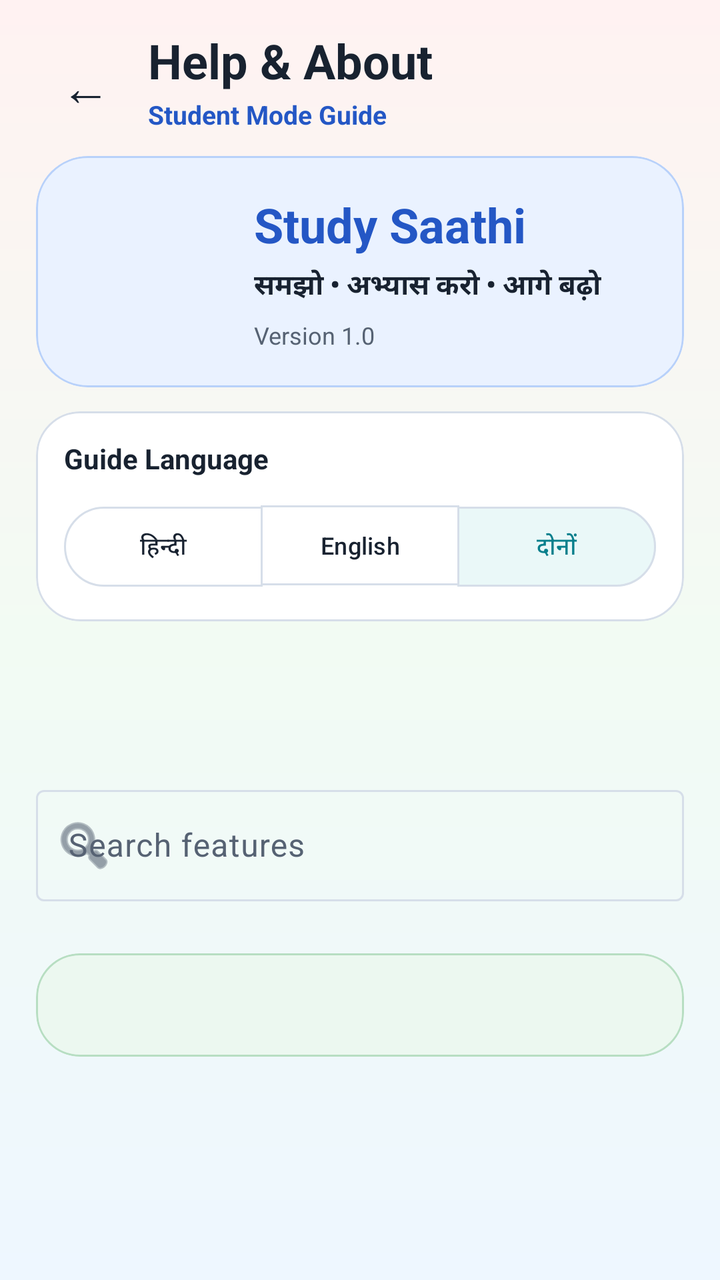
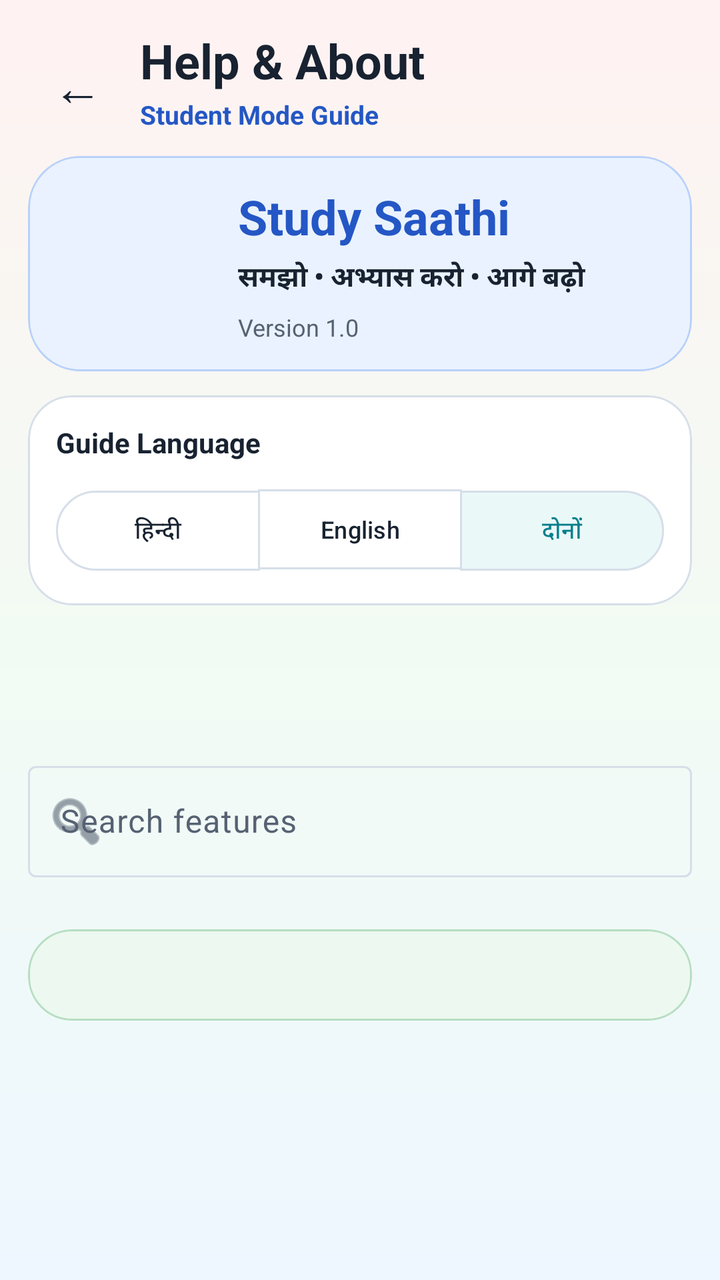

An Android layout rendered at two revisions. The XML below is the earlier revision; the diff shows what the commit changed to produce the second picture.
<!-- AndroidManifest.xml: application theme Theme.StudySaathi -->
<!-- res/layout/activity_help_about.xml -->
<?xml version="1.0" encoding="utf-8"?>
<androidx.coordinatorlayout.widget.CoordinatorLayout xmlns:android="http://schemas.android.com/apk/res/android"
    xmlns:app="http://schemas.android.com/apk/res-auto"
    android:layout_width="match_parent"
    android:layout_height="match_parent"
    android:background="@drawable/bg_app_soft_mix">

    <androidx.core.widget.NestedScrollView
        android:layout_width="match_parent"
        android:layout_height="match_parent"
        android:clipToPadding="false"
        android:fillViewport="true">

        <LinearLayout
            android:layout_width="match_parent"
            android:layout_height="wrap_content"
            android:orientation="vertical"
            android:paddingStart="18dp"
            android:paddingTop="14dp"
            android:paddingEnd="18dp"
            android:paddingBottom="30dp">

            <LinearLayout
                android:layout_width="match_parent"
                android:layout_height="wrap_content"
                android:gravity="center_vertical"
                android:orientation="horizontal">

                <com.google.android.material.button.MaterialButton
                    android:id="@+id/buttonHelpBack"
                    style="@style/Widget.Material3.Button.TextButton"
                    android:layout_width="48dp"
                    android:layout_height="48dp"
                    android:minWidth="0dp"
                    android:text="←"
                    android:textColor="@color/ss_text_primary"
                    android:textSize="25sp" />

                <LinearLayout
                    android:layout_width="0dp"
                    android:layout_height="wrap_content"
                    android:layout_marginStart="8dp"
                    android:layout_weight="1"
                    android:orientation="vertical">

                    <TextView
                        android:layout_width="match_parent"
                        android:layout_height="wrap_content"
                        android:fontFamily="sans-serif-rounded"
                        android:text="Help &amp; About"
                        android:textColor="@color/ss_text_primary"
                        android:textSize="24sp"
                        android:textStyle="bold" />

                    <TextView
                        android:id="@+id/textHelpMode"
                        android:layout_width="match_parent"
                        android:layout_height="wrap_content"
                        android:layout_marginTop="2dp"
                        android:text="Student Mode Guide"
                        android:textColor="@color/ss_primary"
                        android:textSize="13sp"
                        android:textStyle="bold" />
                </LinearLayout>
            </LinearLayout>

            <com.google.android.material.card.MaterialCardView
                android:layout_width="match_parent"
                android:layout_height="wrap_content"
                android:layout_marginTop="12dp"
                app:cardBackgroundColor="@color/ss_blue_soft"
                app:cardCornerRadius="26dp"
                app:cardElevation="0dp"
                app:strokeColor="@color/ss_blue_border"
                app:strokeWidth="1dp">

                <LinearLayout
                    android:layout_width="match_parent"
                    android:layout_height="wrap_content"
                    android:gravity="center_vertical"
                    android:orientation="horizontal"
                    android:padding="18dp">

                    <ImageView
                        android:layout_width="76dp"
                        android:layout_height="76dp"
                        android:contentDescription="Study Saathi app icon"
                        android:src="@mipmap/ic_launcher_round" />

                    <LinearLayout
                        android:layout_width="0dp"
                        android:layout_height="wrap_content"
                        android:layout_marginStart="15dp"
                        android:layout_weight="1"
                        android:orientation="vertical">

                        <TextView
                            android:layout_width="match_parent"
                            android:layout_height="wrap_content"
                            android:fontFamily="sans-serif-rounded"
                            android:text="Study Saathi"
                            android:textColor="@color/ss_primary"
                            android:textSize="24sp"
                            android:textStyle="bold" />

                        <TextView
                            android:id="@+id/textHelpMotto"
                            android:layout_width="match_parent"
                            android:layout_height="wrap_content"
                            android:layout_marginTop="4dp"
                            android:lineSpacingExtra="2dp"
                            android:text="समझो • अभ्यास करो • आगे बढ़ो"
                            android:textColor="@color/ss_text_primary"
                            android:textSize="14sp"
                            android:textStyle="bold" />

                        <TextView
                            android:id="@+id/textHelpVersion"
                            android:layout_width="match_parent"
                            android:layout_height="wrap_content"
                            android:layout_marginTop="6dp"
                            android:text="Version 1.0"
                            android:textColor="@color/ss_text_secondary"
                            android:textSize="12sp" />
                    </LinearLayout>
                </LinearLayout>
            </com.google.android.material.card.MaterialCardView>

            <com.google.android.material.card.MaterialCardView
                android:layout_width="match_parent"
                android:layout_height="wrap_content"
                android:layout_marginTop="12dp"
                app:cardBackgroundColor="@color/ss_surface"
                app:cardCornerRadius="22dp"
                app:cardElevation="0dp"
                app:strokeColor="@color/ss_outline"
                app:strokeWidth="1dp">

                <LinearLayout
                    android:layout_width="match_parent"
                    android:layout_height="wrap_content"
                    android:orientation="vertical"
                    android:padding="14dp">

                    <TextView
                        android:layout_width="match_parent"
                        android:layout_height="wrap_content"
                        android:text="Guide Language"
                        android:textColor="@color/ss_text_primary"
                        android:textSize="14sp"
                        android:textStyle="bold" />

                    <com.google.android.material.button.MaterialButtonToggleGroup
                        android:id="@+id/toggleHelpLanguage"
                        android:layout_width="match_parent"
                        android:layout_height="wrap_content"
                        android:layout_marginTop="10dp"
                        app:checkedButton="@id/buttonHelpBilingual"
                        app:selectionRequired="true"
                        app:singleSelection="true">

                        <com.google.android.material.button.MaterialButton
                            android:id="@+id/buttonHelpHindi"
                            style="@style/Widget.Material3.Button.OutlinedButton"
                            android:layout_width="0dp"
                            android:layout_height="48dp"
                            android:layout_weight="1"
                            android:minWidth="0dp"
                            android:text="हिन्दी"
                            android:textSize="12sp" />

                        <com.google.android.material.button.MaterialButton
                            android:id="@+id/buttonHelpEnglish"
                            style="@style/Widget.Material3.Button.OutlinedButton"
                            android:layout_width="0dp"
                            android:layout_height="48dp"
                            android:layout_weight="1"
                            android:minWidth="0dp"
                            android:text="English"
                            android:textSize="12sp" />

                        <com.google.android.material.button.MaterialButton
                            android:id="@+id/buttonHelpBilingual"
                            style="@style/Widget.Material3.Button.OutlinedButton"
                            android:layout_width="0dp"
                            android:layout_height="48dp"
                            android:layout_weight="1"
                            android:minWidth="0dp"
                            android:text="दोनों"
                            android:textSize="12sp" />
                    </com.google.android.material.button.MaterialButtonToggleGroup>
                </LinearLayout>
            </com.google.android.material.card.MaterialCardView>

            <TextView
                android:id="@+id/textHelpIntro"
                android:layout_width="match_parent"
                android:layout_height="wrap_content"
                android:layout_marginTop="18dp"
                android:fontFamily="sans-serif-rounded"
                android:textColor="@color/ss_text_primary"
                android:textSize="18sp"
                android:textStyle="bold" />

            <TextView
                android:id="@+id/textHelpProfileContext"
                android:layout_width="match_parent"
                android:layout_height="wrap_content"
                android:layout_marginTop="5dp"
                android:lineSpacingExtra="2dp"
                android:textColor="@color/ss_text_secondary"
                android:textSize="13sp" />

            <com.google.android.material.textfield.TextInputLayout
                style="@style/Widget.Material3.TextInputLayout.OutlinedBox"
                android:layout_width="match_parent"
                android:layout_height="wrap_content"
                android:layout_marginTop="14dp"
                android:hint="Search features"
                app:startIconDrawable="@android:drawable/ic_menu_search">

                <com.google.android.material.textfield.TextInputEditText
                    android:id="@+id/editHelpSearch"
                    android:layout_width="match_parent"
                    android:layout_height="wrap_content"
                    android:imeOptions="actionSearch"
                    android:inputType="text"
                    android:maxLines="1" />
            </com.google.android.material.textfield.TextInputLayout>

            <LinearLayout
                android:id="@+id/containerHelpSteps"
                android:layout_width="match_parent"
                android:layout_height="wrap_content"
                android:layout_marginTop="12dp"
                android:orientation="vertical" />

            <TextView
                android:id="@+id/textHelpNoResults"
                android:layout_width="match_parent"
                android:layout_height="wrap_content"
                android:layout_marginTop="18dp"
                android:gravity="center"
                android:padding="18dp"
                android:text="No matching help step"
                android:textColor="@color/ss_text_secondary"
                android:textSize="14sp"
                android:visibility="gone" />

            <com.google.android.material.card.MaterialCardView
                android:layout_width="match_parent"
                android:layout_height="wrap_content"
                android:layout_marginTop="14dp"
                app:cardBackgroundColor="@color/ss_green_soft"
                app:cardCornerRadius="22dp"
                app:cardElevation="0dp"
                app:strokeColor="@color/ss_green_border"
                app:strokeWidth="1dp">

                <TextView
                    android:id="@+id/textHelpSafety"
                    android:layout_width="match_parent"
                    android:layout_height="wrap_content"
                    android:lineSpacingExtra="3dp"
                    android:padding="17dp"
                    android:textColor="@color/ss_text_primary"
                    android:textSize="13sp" />
            </com.google.android.material.card.MaterialCardView>
        </LinearLayout>
    </androidx.core.widget.NestedScrollView>
</androidx.coordinatorlayout.widget.CoordinatorLayout>
<!-- resources referenced by this layout -->
<resources>
  <color name="ss_blue_border">#B8D1FA</color>
  <color name="ss_blue_soft">#EAF2FF</color>
  <color name="ss_green_border">#B7DEC2</color>
  <color name="ss_green_soft">#ECF8F0</color>
  <color name="ss_outline">#D6DEE9</color>
  <color name="ss_primary">#2457C5</color>
  <color name="ss_surface">#FFFFFF</color>
  <color name="ss_text_primary">#182230</color>
  <color name="ss_text_secondary">#566273</color>
  <!-- drawable bg_app_soft_mix (drawable) -->
  <?xml version="1.0" encoding="utf-8"?>
  <shape xmlns:android="http://schemas.android.com/apk/res/android"
      android:shape="rectangle">
  
      <gradient
          android:angle="270"
          android:centerColor="#F2FBF3"
          android:endColor="#EEF7FF"
          android:startColor="#FFF2F2"
          android:type="linear" />
  
  </shape>
  <!-- mipmap ic_launcher_round (mipmap-anydpi-v26) -->
  <?xml version="1.0" encoding="utf-8"?>
  <adaptive-icon xmlns:android="http://schemas.android.com/apk/res/android">
      <background android:drawable="@color/ic_launcher_background"/>
      <foreground android:drawable="@mipmap/ic_launcher_foreground"/>
      <monochrome android:drawable="@mipmap/ic_launcher_foreground"/>
  </adaptive-icon>
  <color name="ic_launcher_background">#FFFFFF</color>
  <color name="ss_on_primary">#FFFFFF</color>
  <color name="ss_primary_dark">#173F99</color>
  <color name="ss_secondary">#087F8C</color>
  <color name="ss_on_secondary">#FFFFFF</color>
  <color name="ss_teal_soft">#EAF8F8</color>
  <color name="ss_tertiary">#8A5A00</color>
  <color name="ss_on_tertiary">#FFFFFF</color>
  <color name="ss_yellow_soft">#FFF8E8</color>
  <color name="ss_background">#F7F9FC</color>
  <color name="ss_surface_soft">#F0F4FA</color>
  <color name="ss_error">#BA1A1A</color>
  <color name="white">#FFFFFFFF</color>
  <color name="ss_red_soft">#FFF0F0</color>
  <!-- unchanged entries left out for length: 1 -->
</resources>

<!-- the commit's change to res/layout/activity_help_about.xml (unified diff, before → after) -->
@@ -15,10 +15,10 @@
             android:layout_width="match_parent"
             android:layout_height="wrap_content"
             android:orientation="vertical"
-            android:paddingStart="18dp"
+            android:paddingStart="14dp"
             android:paddingTop="14dp"
-            android:paddingEnd="18dp"
-            android:paddingBottom="30dp">
+            android:paddingEnd="14dp"
+            android:paddingBottom="12dp">
 
             <LinearLayout
                 android:layout_width="match_parent"
@@ -79,7 +79,7 @@
                     android:layout_height="wrap_content"
                     android:gravity="center_vertical"
                     android:orientation="horizontal"
-                    android:padding="18dp">
+                    android:padding="14dp">
 
                     <ImageView
                         android:layout_width="76dp"
@@ -196,7 +196,7 @@
                 android:id="@+id/textHelpIntro"
                 android:layout_width="match_parent"
                 android:layout_height="wrap_content"
-                android:layout_marginTop="18dp"
+                android:layout_marginTop="14dp"
                 android:fontFamily="sans-serif-rounded"
                 android:textColor="@color/ss_text_primary"
                 android:textSize="18sp"
@@ -239,9 +239,9 @@
                 android:id="@+id/textHelpNoResults"
                 android:layout_width="match_parent"
                 android:layout_height="wrap_content"
-                android:layout_marginTop="18dp"
+                android:layout_marginTop="14dp"
                 android:gravity="center"
-                android:padding="18dp"
+                android:padding="14dp"
                 android:text="No matching help step"
                 android:textColor="@color/ss_text_secondary"
                 android:textSize="14sp"
@@ -262,7 +262,7 @@
                     android:layout_width="match_parent"
                     android:layout_height="wrap_content"
                     android:lineSpacingExtra="3dp"
-                    android:padding="17dp"
+                    android:padding="14dp"
                     android:textColor="@color/ss_text_primary"
                     android:textSize="13sp" />
             </com.google.android.material.card.MaterialCardView>
